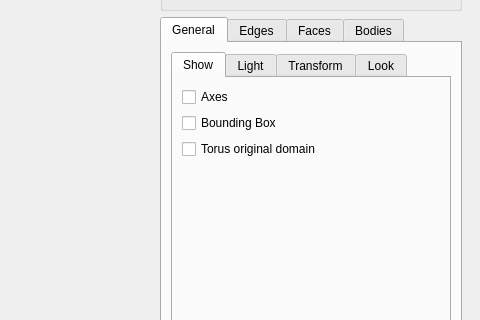
Old version of the form MainWindow.ui in the repository danlipsa/foamvis; both pictures show x 396 to 876 and y 177 to 497 of the 876 by 591 pixel window.
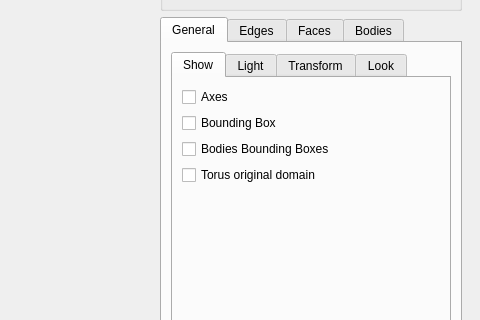
New version of the form. The open tabs and pages were chosen to show the change. Custom widgets are drawn as their Qt base class.

Patch:
```diff
--- a/MainWindow.ui
+++ b/MainWindow.ui
@@ -298,6 +298,13 @@
                  </property>
                 </widget>
                </item>
+               <item>
+                <widget class="QCheckBox" name="checkBoxBodiesBoundingBoxes">
+                 <property name="text">
+                  <string>Bodies Bounding Boxes</string>
+                 </property>
+                </widget>
+               </item>
                <item>
                 <widget class="QCheckBox" name="checkBoxTorusOriginalDomain">
                  <property name="text">
```
Left out of the diff: 209 changed lines with no effect on the pictures.
